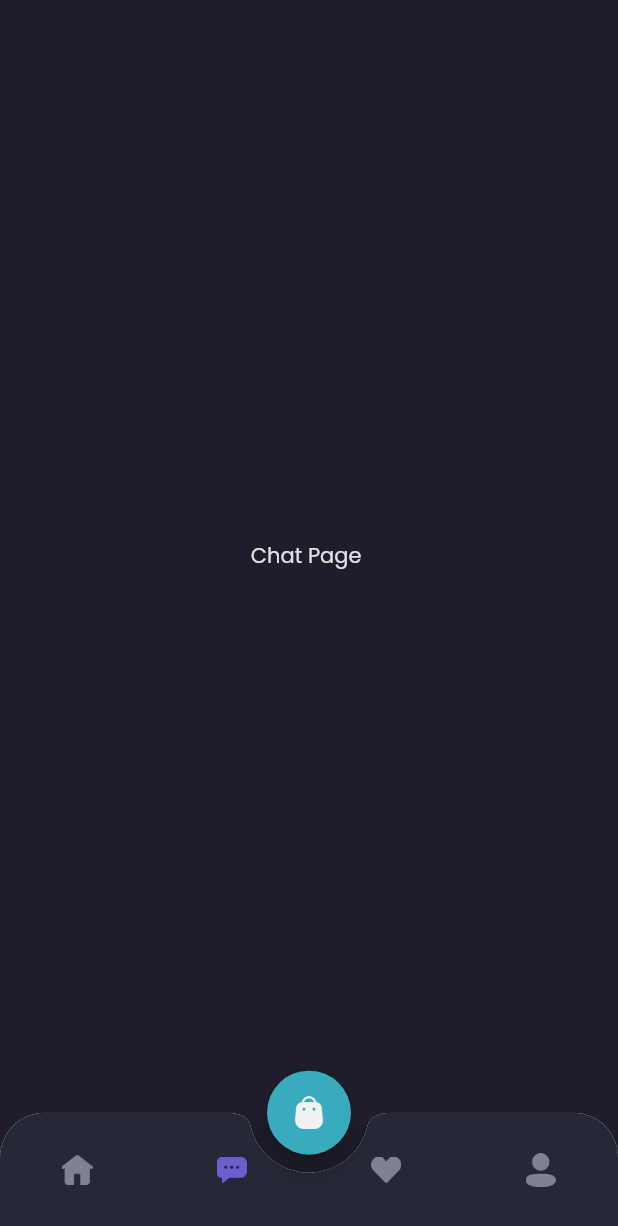
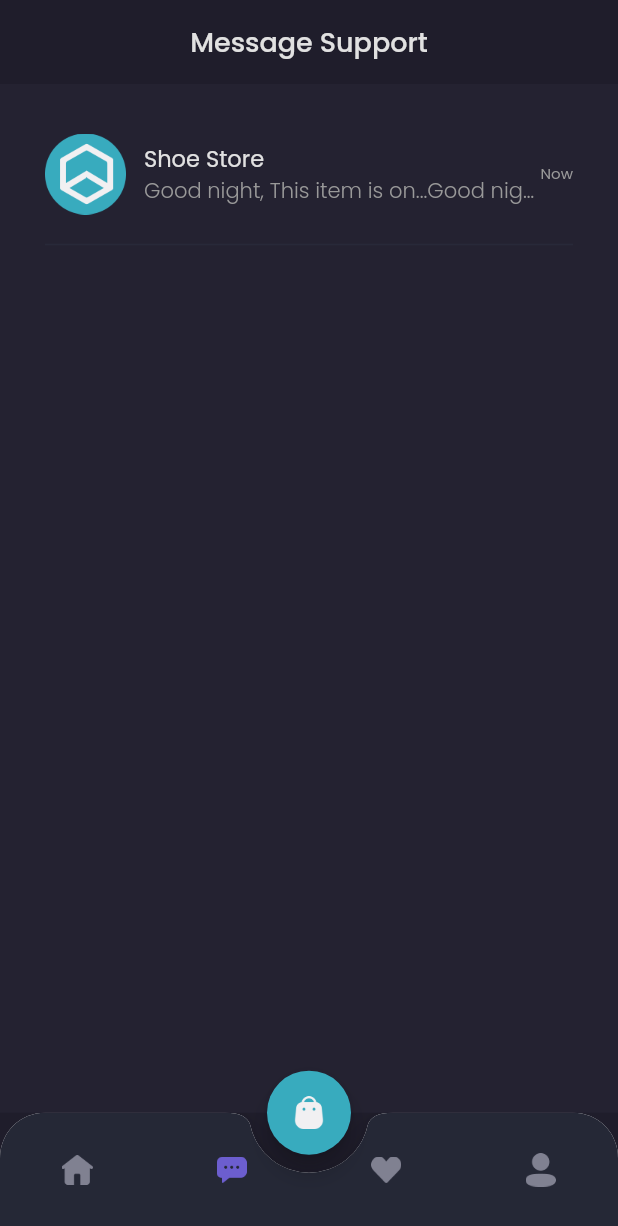
Before and after one commit to ahmadm712/Ecommerce-shamo, a Flutter app: the MainPage screen opened by its route, item 2 of the bottom bar chosen, on a phone screen of 412 x 824 dp. Shown: the top 1226 px of the screen. Run offline on Flutter 3.47's test engine with Material 2 defaults, Android fonts, the phone set to English and light mode, and no system bars; our stand-ins replace google_fonts.

Commit message:
adding header,content on chat page, and add dart file named chat_tile. and add content on it

```diff
--- a/ecommerce_shamo/lib/pages/home/chat_page.dart
+++ b/ecommerce_shamo/lib/pages/home/chat_page.dart
@@ -1,11 +1,92 @@
 import 'package:ecommerce_shamo/style/style.dart';
+import 'package:ecommerce_shamo/widgets/chat_tile.dart';
 import 'package:flutter/material.dart';
 
 class ChatPage extends StatelessWidget {
   @override
   Widget build(BuildContext context) {
-    return Center(
-      child: Text('Chat Page ', style: primaryTextStyle),
+    Widget header() {
+      return AppBar(
+        backgroundColor: colorBg1,
+        centerTitle: true,
+        title: Text(
+          'Message Support',
+          style: primaryTextStyle.copyWith(fontSize: 18, fontWeight: medium),
+        ),
+        elevation: 0,
+        automaticallyImplyLeading: false,
+      );
+    }
+
+    Widget emptychat() {
+      return Expanded(
+        child: Container(
+          width: double.infinity,
+          color: colorBg3,
+          child: Column(
+            mainAxisAlignment: MainAxisAlignment.center,
+            children: [
+              Image.asset(
+                'assets/icon_headset.png',
+                width: 80,
+              ),
+              SizedBox(
+                height: 20,
+              ),
+              Text(
+                'Opss no message yet?',
+                style:
+                    primaryTextStyle.copyWith(fontSize: 16, fontWeight: medium),
+              ),
+              SizedBox(
+                height: 12,
+              ),
+              Text(
+                'You have never done a transaction',
+                style: subtitleTextStyle.copyWith(
+                    fontSize: 14, fontWeight: regular),
+              ),
+              SizedBox(
+                height: 20,
+              ),
+              Container(
+                height: 44,
+                child: TextButton(
+                    onPressed: () {},
+                    style: TextButton.styleFrom(
+                        padding:
+                            EdgeInsets.symmetric(horizontal: 24, vertical: 10),
+                        backgroundColor: colorPrimary,
+                        shape: RoundedRectangleBorder(
+                            borderRadius: BorderRadius.circular(12))),
+                    child: Text(
+                      'Explore Stosre',
+                      style: primaryTextStyle.copyWith(
+                          fontSize: 16, fontWeight: medium),
+                    )),
+              )
+            ],
+          ),
+        ),
+      );
+    }
+
+    Widget content() {
+      return Expanded(
+        child: Container(
+            width: double.infinity,
+            color: colorBg3,
+            child: ListView(
+              padding: EdgeInsets.symmetric(horizontal: defaultMargin),
+              children: [
+                ChatTile()
+              ],
+            )),
+      );
+    }
+
+    return Column(
+      children: [header(), content()],
     );
   }
 }
--- /dev/null
+++ b/ecommerce_shamo/lib/widgets/chat_tile.dart
@@ -0,0 +1,53 @@
+import 'package:ecommerce_shamo/style/style.dart';
+import 'package:flutter/material.dart';
+
+class ChatTile extends StatelessWidget {
+  @override
+  Widget build(BuildContext context) {
+    return Container(
+      margin: EdgeInsets.only(top: 33),
+      child: Column(
+        children: [
+          Row(
+            children: [
+              Image.asset(
+                'assets/image_shop_logo.png',
+                width: 54,
+              ),
+              SizedBox(
+                width: 12,
+              ),
+              Expanded(
+                child: Column(
+                  crossAxisAlignment: CrossAxisAlignment.start,
+                  children: [
+                    Text(
+                      'Shoe Store',
+                      style: primaryTextStyle.copyWith(fontSize: 15),
+                    ),
+                    Text(
+                      'Good night, This item is on...Good night, This item is on.',
+                      style: secondaryTextStyle.copyWith(fontWeight: light),
+                      overflow: TextOverflow.ellipsis,
+                    )
+                  ],
+                ),
+              ),
+              Text(
+                'Now',
+                style: secondaryTextStyle.copyWith(fontSize: 10),
+              )
+            ],
+          ),
+          SizedBox(
+            height: 12,
+          ),
+          Divider(
+            thickness: 1,
+            color: Color(0xff282939),
+          )
+        ],
+      ),
+    );
+  }
+}
```
